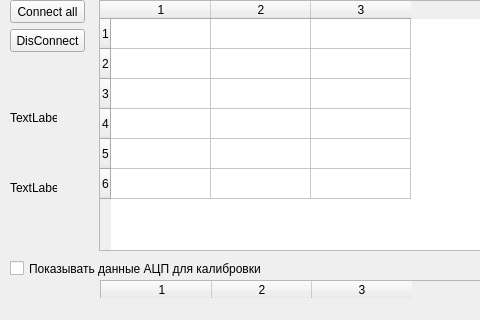
The window that mainwindow.ui (Gambityasha/KPA_BSWV) describes before a commit, drawn with Qt 5; both pictures show x 0 to 480 and y 0 to 320 of the 972 by 320 pixel window.
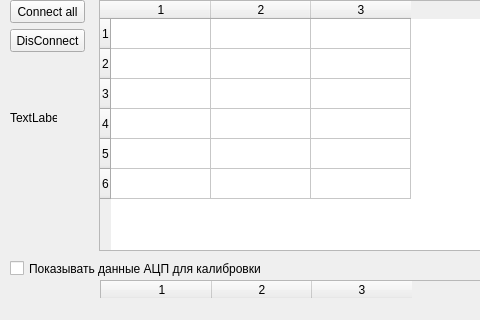
The same window after the commit.

Diff of the .ui file:
```diff
--- a/mainwindow.ui
+++ b/mainwindow.ui
@@ -82,19 +82,6 @@
      <string>TextLabel</string>
     </property>
    </widget>
-   <widget class="QLabel" name="label_2">
-    <property name="geometry">
-     <rect>
-      <x>10</x>
-      <y>180</y>
-      <width>47</width>
-      <height>16</height>
-     </rect>
-    </property>
-    <property name="text">
-     <string>TextLabel</string>
-    </property>
-   </widget>
    <widget class="QPushButton" name="pushButton">
     <property name="geometry">
      <rect>
```
